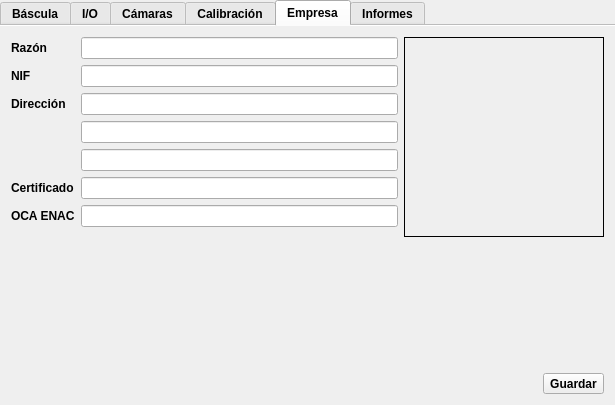
Qt form nqtrucksserver/Configuracion/Configuracion.ui (sunsiz/nQTrucks) before a commit.
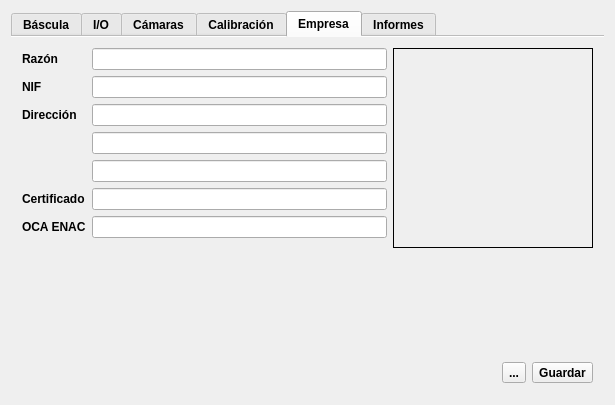
The same form after that commit. The open tabs and pages were chosen to show the change. Icons and pictures are not drawn.

Diff of the .ui file:
```diff
--- a/nqtrucksserver/Configuracion/Configuracion.ui
+++ b/nqtrucksserver/Configuracion/Configuracion.ui
@@ -22,22 +22,7 @@
   <property name="windowTitle">
    <string>TEST LIB</string>
   </property>
-  <layout class="QGridLayout" name="gridLayout_2">
-   <property name="leftMargin">
-    <number>0</number>
-   </property>
-   <property name="topMargin">
-    <number>0</number>
-   </property>
-   <property name="rightMargin">
-    <number>0</number>
-   </property>
-   <property name="bottomMargin">
-    <number>0</number>
-   </property>
-   <property name="spacing">
-    <number>0</number>
-   </property>
+  <layout class="QGridLayout" name="gridLayout_8">
    <item row="0" column="0">
     <layout class="QGridLayout" name="gridLayout_9">
      <item row="0" column="0">
@@ -1592,9 +1577,9 @@
         <attribute name="title">
          <string>Empresa</string>
         </attribute>
-        <layout class="QGridLayout" name="gridLayout_8">
+        <layout class="QGridLayout" name="gridLayout_2">
          <item row="0" column="0">
-          <layout class="QFormLayout" name="formLayout_3">
+          <layout class="QFormLayout" name="formLayout_2">
            <item row="0" column="0">
             <widget class="QLabel" name="label_10">
              <property name="text">
@@ -1653,7 +1638,7 @@
            </item>
           </layout>
          </item>
-         <item row="0" column="1" colspan="2">
+         <item row="0" column="1" colspan="3">
           <layout class="QVBoxLayout" name="verticalLayout">
            <item>
             <widget class="QLabel" name="empresa_logo">
@@ -1709,6 +1694,24 @@
           </spacer>
          </item>
          <item row="1" column="2">
+          <widget class="QToolButton" name="actualizarEmpresa">
+           <property name="text">
+            <string>...</string>
+           </property>
+           <property name="icon">
+            <iconset>
+             <normalon>:/temp/icons/system/devices/gnome-session-reboot2.png</normalon>
+            </iconset>
+           </property>
+           <property name="iconSize">
+            <size>
+             <width>32</width>
+             <height>32</height>
+            </size>
+           </property>
+          </widget>
+         </item>
+         <item row="1" column="3">
           <widget class="QToolButton" name="guardarEmpresa">
            <property name="text">
             <string>Guardar</string>
```
Left out of the diff: 2 changed lines with no effect on the pictures.
